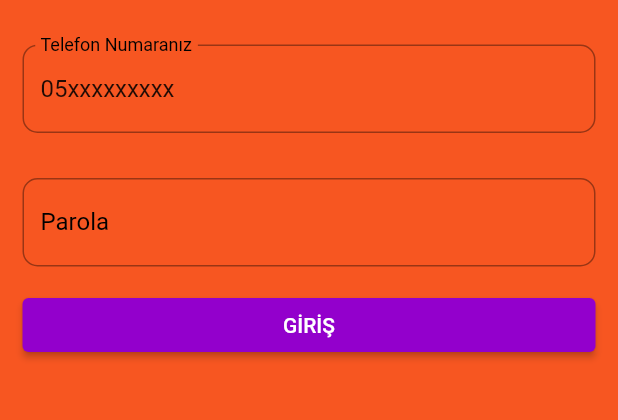
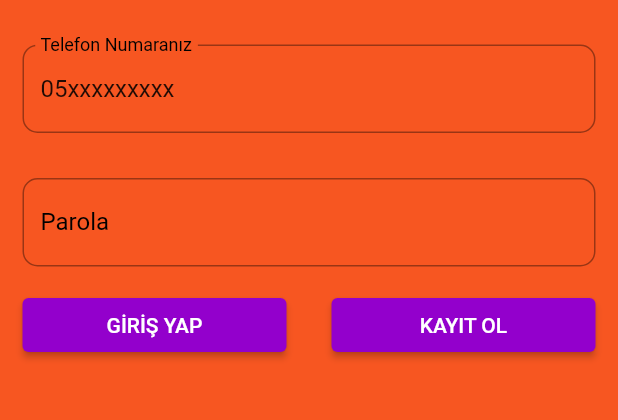
Before and after one commit to Pairs34/elemanyonlendir_flutter, a Flutter app: the screen it shows after launch, on a phone screen of 412 x 824 dp, the part 323-743 px from its top. Run offline on Flutter 3.47's test engine with Material 2 defaults, Android fonts, the phone set to English and light mode, and no system bars; our stand-ins replace firebase_core, firebase_messaging, flutter_local_notifications, flutter_masked_text2, hexcolor, shared_preferences and 1 more; accounts and stored records are empty.

```diff
--- a/lib/UI/frmLogin.dart
+++ b/lib/UI/frmLogin.dart
@@ -1,6 +1,7 @@
 import 'package:cilingirbul/Concrete/Api.dart';
 import 'package:cilingirbul/Helpers/Globals.dart';
 import 'package:cilingirbul/Models/TokenVerify.dart';
+import 'package:cilingirbul/UI/frmRegister.dart';
 import 'package:firebase_messaging/firebase_messaging.dart';
 import 'package:flutter/material.dart';
 import 'package:flutter_masked_text2/flutter_masked_text2.dart';
@@ -12,9 +13,7 @@ import 'frmBrowser.dart';
 class Login extends StatelessWidget {
   @override
   Widget build(BuildContext context) {
-    return MaterialApp(
-      home: LoginPage(),
-    );
+    return MaterialApp(home: LoginPage());
   }
 }
 
@@ -101,7 +100,31 @@ class _LoginState extends State<LoginPage> {
                               passController.text.isNotEmpty)
                             {login2web()}
                         },
-                        child: Text("GİRİŞ"),
+                        child: Text("GİRİŞ YAP"),
+                      ),
+                    ),
+                  ),
+                  Expanded(
+                    child: Padding(
+                      padding: const EdgeInsets.symmetric(horizontal: 15),
+                      child: ElevatedButton(
+                        style: ButtonStyle(
+                          backgroundColor: MaterialStateProperty.all<Color>(
+                              HexColor("#9300cc")),
+                        ),
+                        onPressed: () => {
+                          Navigator.push(
+                            context,
+                            MaterialPageRoute(
+                              builder: (BuildContext context) =>
+                                  new RegisterPage(
+                                url:
+                                    "https://uygulama.xn--ilingirbul-n6a.com/app/register",
+                              ),
+                            ),
+                          ),
+                        },
+                        child: Text("KAYIT OL"),
                       ),
                     ),
                   ),
```
Also changed, not shown: lib/UI/frmRegister.dart (added, +68 -0 lines).
